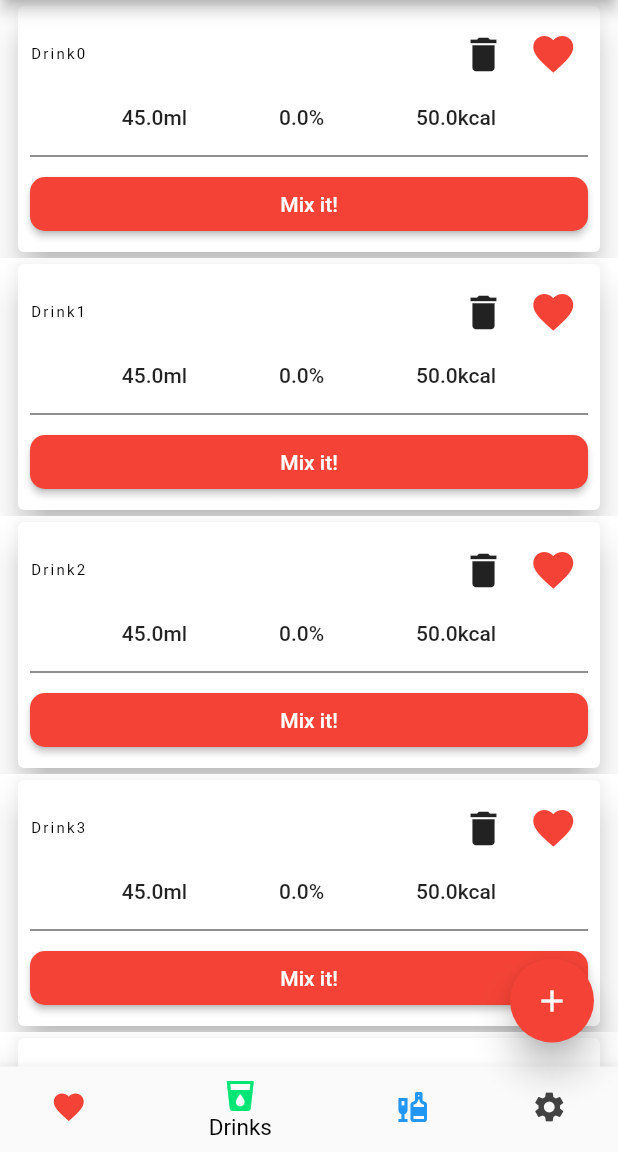
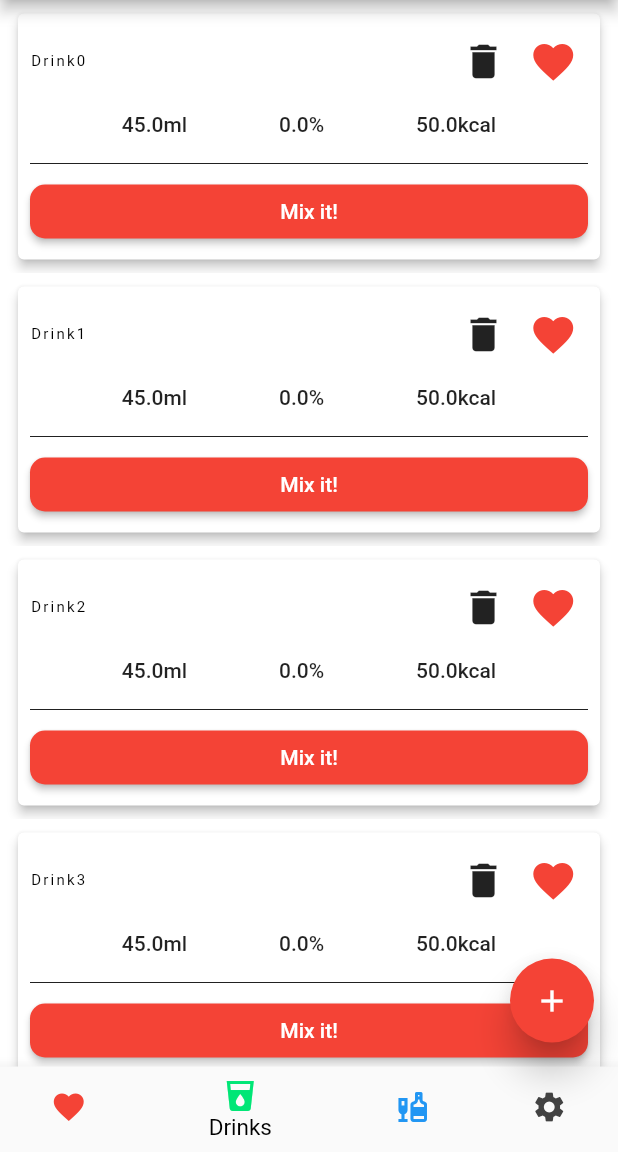
Before and after one commit to Warlord3/Bartender, a Flutter app: the screen it shows after launch, item 2 of the bottom bar chosen, on a phone screen of 412 x 824 dp, the part 84-1236 px from its top. Run offline on Flutter 3.47's test engine with Material 2 defaults, Android fonts, the phone set to English and light mode, and no system bars; our stand-ins replace shared_preferences; missing offline and left inert: keyboard_visibility; statements that could not run were skipped.

Commit message:
fixed overlaying display of box shadow on cards in listview

```diff
--- a/App/lib/GlobalWidgets/DrinkListView.dart
+++ b/App/lib/GlobalWidgets/DrinkListView.dart
@@ -55,9 +55,12 @@ class _ListTileState extends State<ListTile> {
       key: Key(widget.index.toString()),
       sizeFactor: widget.animation,
       child: Padding(
-        padding: const EdgeInsets.symmetric(horizontal: 8),
+        padding: const EdgeInsets.symmetric(
+          horizontal: 8,
+          vertical: 5,
+        ),
         child: Card(
-          elevation: 10,
+          elevation: 3,
           child: InkWell(
             onTap: () {},
             onLongPress: () {
```
